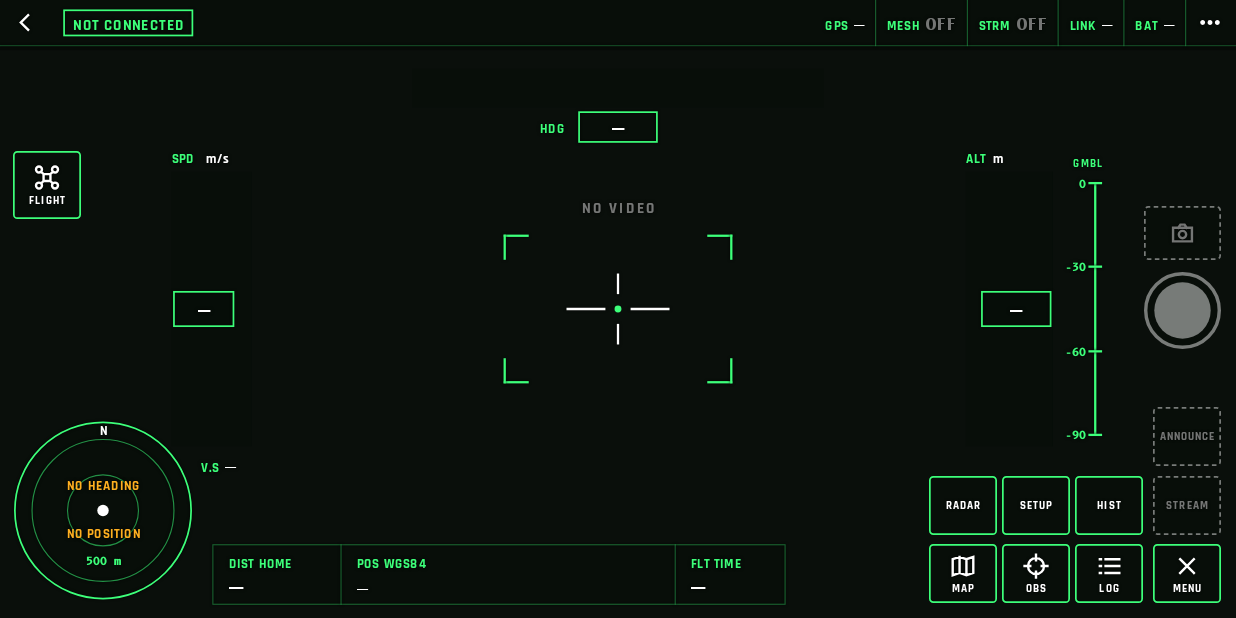
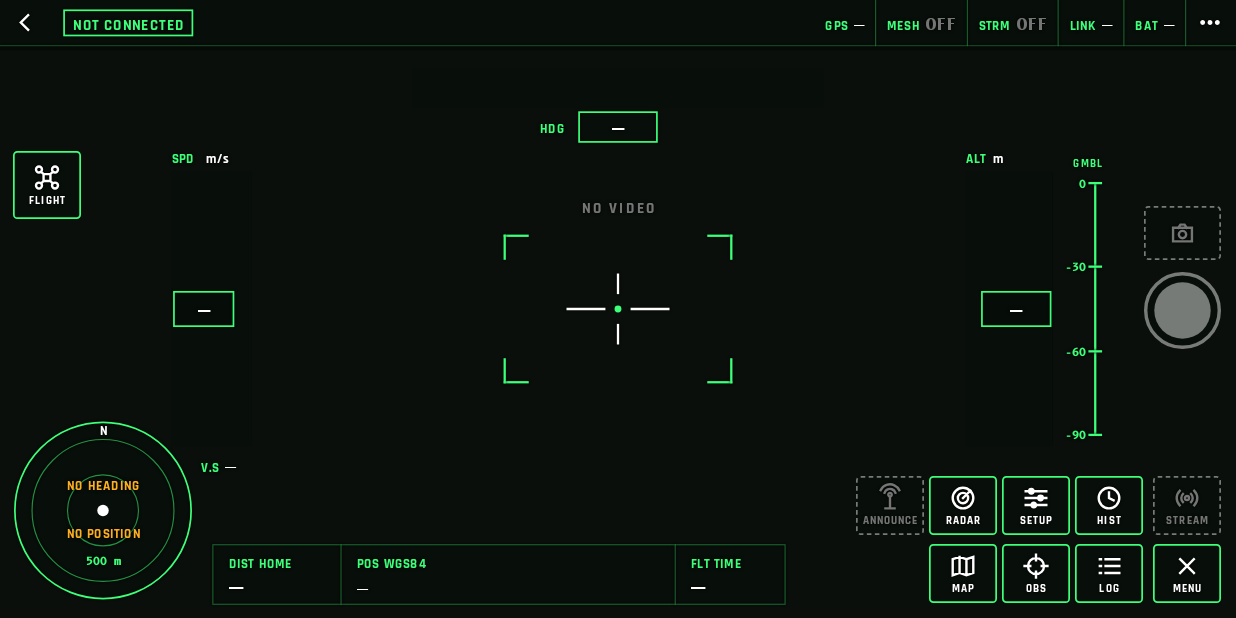
Before and after one commit to FreeTAKTeam/r3akt-uas, an Android app: the screen it shows after launch (MainActivity), after a tap on "Menu", on a phone screen of 824 x 412 dp (held sideways). Run offline under Robolectric (Android 15) with nearby library versions, the phone set to English and light mode, and no system bars; 14 statements that could not run were skipped.

Commit message:
feat(hud): icons on every menu button, ANNOUNCE in the RADAR row, inverted while pressed
RADAR, SETUP, HIST, STREAM and ANNOUNCE get stroke icons in the HUD
icon style. ANNOUNCE moves to the RADAR row. Every HUD button redraws
on press and shows inverted (frame-colour fill, dark ink) while held,
so a tap is visible at once.

Co-Authored-By: Claude Opus 5.5 <noreply@anthropic.com>

```diff
--- a/apps/android/app/src/main/kotlin/org/r3akt/uas/hud/HudButton.kt
+++ b/apps/android/app/src/main/kotlin/org/r3akt/uas/hud/HudButton.kt
@@ -57,9 +57,16 @@ class HudButton(
         invalidate()
     }
 
+    // Redraws on press and release, so a tap shows at once (inverted while held).
+    override fun drawableStateChanged() {
+        super.drawableStateChanged()
+        invalidate()
+    }
+
     override fun onDraw(canvas: Canvas) {
         val k = unit()
         val dim = !isEnabled
+        val down = isPressed && !dim
         val frameColor = when {
             dim -> Hud.DIM
             tone == Tone.CAUTION -> Hud.AMBER
@@ -68,6 +75,7 @@ class HudButton(
         }
         val ink = when {
             dim -> Hud.DIM
+            down -> if (tone == Tone.CAUTION) Hud.INK_CAUTION else Hud.INK_GO
             tone == Tone.GO -> Hud.INK_GO
             tone == Tone.CAUTION && !bare -> Hud.INK_CAUTION
             tone == Tone.CAUTION -> Hud.AMBER
@@ -79,7 +87,7 @@ class HudButton(
         if (shutter) {
             paint.reset()
             paint.isAntiAlias = true
-            paint.color = Hud.PLATE
+            paint.color = if (down) frameColor else Hud.PLATE
             canvas.drawCircle(w / 2, h / 2, w / 2 - 1.5f * k, paint)
             paint.style = Paint.Style.STROKE
             paint.strokeWidth = 3 * k
@@ -101,7 +109,7 @@ class HudButton(
             box.set(0.75f * k, 0.75f * k, w - 0.75f * k, h - 0.75f * k)
             paint.reset()
             paint.isAntiAlias = true
-            paint.color = when (tone) {
+            paint.color = if (down) frameColor else when (tone) {
                 Tone.GO -> if (dim) Hud.PLATE else Hud.GREEN
                 Tone.CAUTION -> if (dim) Hud.PLATE else Hud.AMBER
                 Tone.NORMAL -> Hud.PLATE
@@ -119,7 +127,7 @@ class HudButton(
         val gap = if (icon == null || label.isEmpty()) 0f else 3 * k
         val textSize = 10 * k
         var top = (h - iconSize - gap - if (label.isEmpty()) 0f else textSize) / 2
-        val halo = tone == Tone.NORMAL || bare || dim
+        val halo = !down && (tone == Tone.NORMAL || bare || dim)
         icon?.let { draw ->
             path.reset()
             path.draw()
@@ -282,5 +290,24 @@ object Hud {
         addCircle(12f, 12f, 7f, Path.Direction.CW)
         moveTo(12f, 2f); lineTo(12f, 7f); moveTo(12f, 17f); lineTo(12f, 22f); moveTo(2f, 12f); lineTo(7f, 12f); moveTo(17f, 12f); lineTo(22f, 12f)
     }
+    val radar: Icon = {
+        addCircle(12f, 12f, 9f, Path.Direction.CW); addCircle(12f, 12f, 4.5f, Path.Direction.CW)
+        moveTo(12f, 12f); lineTo(18.5f, 5.5f)
+    }
+    val setup: Icon = {
+        for (y in listOf(6f, 12f, 18f)) { moveTo(3f, y); lineTo(21f, y) }
+        addCircle(8f, 6f, 2f, Path.Direction.CW); addCircle(16f, 12f, 2f, Path.Direction.CW); addCircle(10f, 18f, 2f, Path.Direction.CW)
+    }
+    val history: Icon = { addCircle(12f, 12f, 9f, Path.Direction.CW); moveTo(12f, 7f); lineTo(12f, 12f); lineTo(16f, 14f) }
+    val stream: Icon = {
+        addCircle(12f, 12f, 1.8f, Path.Direction.CW)
+        addArc(7f, 7f, 17f, 17f, 135f, 90f); addArc(7f, 7f, 17f, 17f, -45f, 90f)
+        addArc(3f, 3f, 21f, 21f, 135f, 90f); addArc(3f, 3f, 21f, 21f, -45f, 90f)
+    }
+    val announce: Icon = {
+        moveTo(12f, 11f); lineTo(12f, 21f); moveTo(8f, 21f); lineTo(16f, 21f)
+        addCircle(12f, 9f, 1.5f, Path.Direction.CW)
+        addArc(7f, 4f, 17f, 14f, 200f, 140f); addArc(3f, 0f, 21f, 18f, 205f, 130f)
+    }
     val log: Icon = { for (y in listOf(6f, 12f, 18f)) { moveTo(9f, y); lineTo(21f, y); moveTo(4f, y); lineTo(5f, y) } }
 }
--- a/apps/android/app/src/main/kotlin/org/r3akt/uas/hud/HudView.kt
+++ b/apps/android/app/src/main/kotlin/org/r3akt/uas/hud/HudView.kt
@@ -88,11 +88,11 @@ class HudView(context: Context) : ViewGroup(context) {
     private val menu = button(Hud.menu, "MENU")
     private val map = button(Hud.map, "MAP").apply { contentDescription = "Map" }
     private val observations = button(Hud.observation, "OBS").apply { contentDescription = "Observations" }
-    private val radar = button(null, "RADAR").apply { contentDescription = "Radar" }
-    private val setup = button(null, "SETUP").apply { contentDescription = "Connection and setup" }
-    private val stream = button(null, "STREAM")
-    private val announce = button(null, "ANNOUNCE").apply { contentDescription = "Announce this app to the mesh" }
-    private val sessions = button(null, "HIST").apply { contentDescription = "Sessions and recordings" }
+    private val radar = button(Hud.radar, "RADAR").apply { contentDescription = "Radar" }
+    private val setup = button(Hud.setup, "SETUP").apply { contentDescription = "Connection and setup" }
+    private val stream = button(Hud.stream, "STREAM")
+    private val announce = button(Hud.announce, "ANNOUNCE").apply { contentDescription = "Announce this app to the mesh" }
+    private val sessions = button(Hud.history, "HIST").apply { contentDescription = "Sessions and recordings" }
     // Invisible: the small radar is drawn below; this only takes the tap.
     private val radarTap = View(context).apply { contentDescription = "Open the radar"; isFocusable = true }
     private val log = button(Hud.log, "LOG").apply { contentDescription = "Session log" }
@@ -125,7 +125,7 @@ class HudView(context: Context) : ViewGroup(context) {
         add(setup, 756f, 416f, 60f, 52f, Anchor.RIGHT)
         add(sessions, 820f, 416f, 60f, 52f, Anchor.RIGHT)
         add(stream, 888f, 416f, 60f, 52f, Anchor.RIGHT)
-        add(announce, 888f, 356f, 60f, 52f, Anchor.RIGHT)
+        add(announce, 628f, 416f, 60f, 52f, Anchor.RIGHT)
         add(slider, 308f, 266f, 344f, 52f, Anchor.CENTER)
         add(cancel, 562f, 330f, 90f, 44f, Anchor.CENTER)
         add(dismiss, 642f, 408f, 44f, 44f, Anchor.CENTER)
```
